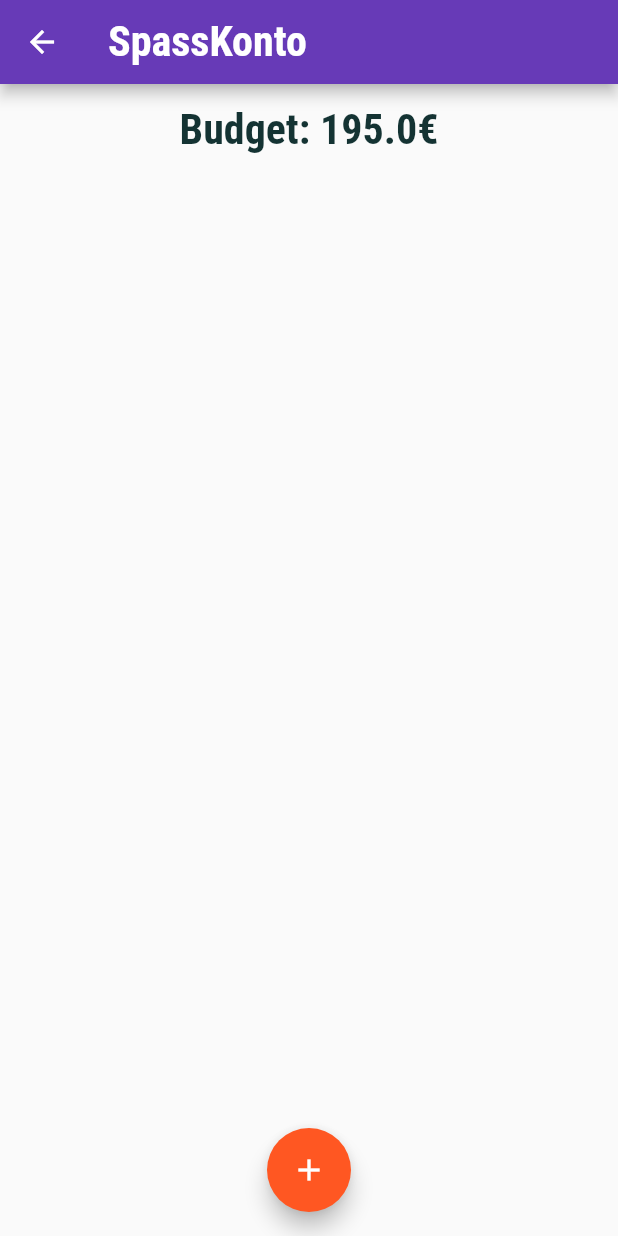
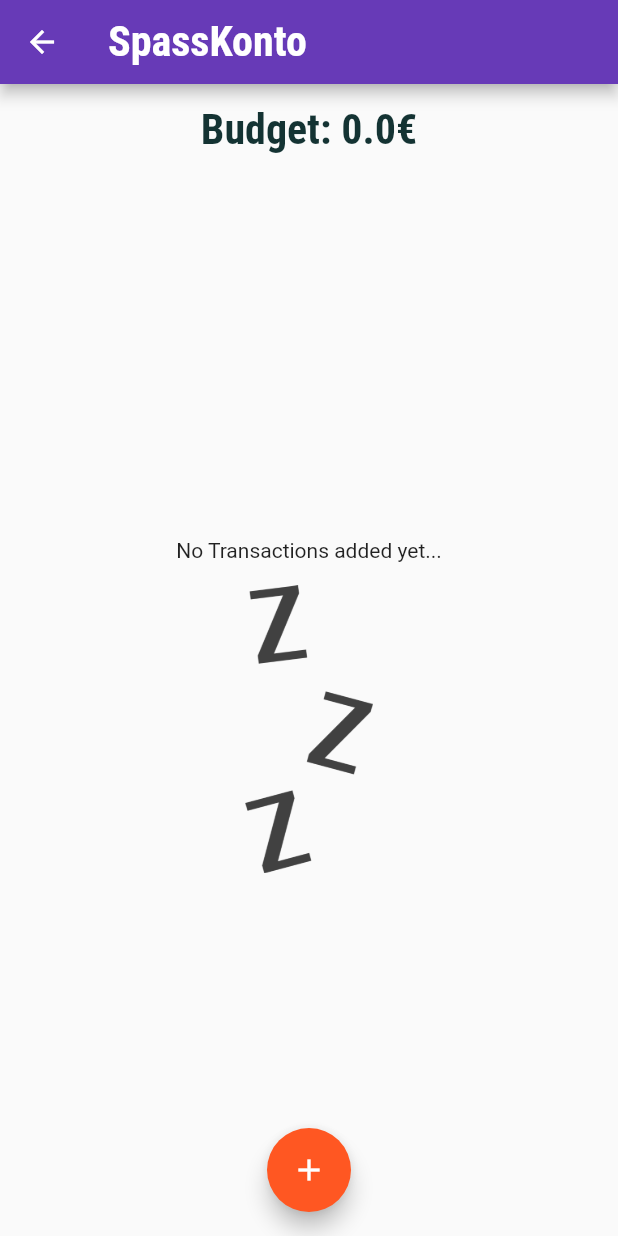
Before and after one commit to ThreeLakeGames/finance-manager, a Flutter app: the screen it shows after launch, after a tap on "SpassKonto", on a phone screen of 412 x 824 dp. Run offline on Flutter 3.47's test engine with Material 2 defaults, Android fonts, the phone set to English and light mode, and no system bars; our stand-ins replace shared_preferences.

Commit message:
No Transaction Image

```diff
--- a/lib/provider/account_list_data.dart
+++ b/lib/provider/account_list_data.dart
@@ -6,17 +6,17 @@ import 'package:shared_preferences/shared_preferences.dart';
 class AccountListData with ChangeNotifier {
   List<AccountItemData> _accountList = [
     AccountItemData(
-      currentCash: 195,
+      currentCash: 0,
       id: "1",
       title: "SpassKonto",
     ),
     AccountItemData(
-      currentCash: 225,
+      currentCash: 0,
       id: "2",
       title: "Essen-Konto",
     ),
     AccountItemData(
-      currentCash: 395,
+      currentCash: 0,
       id: "3",
       title: "Anfallendes",
     ),
--- a/lib/screens/account_detail_screen.dart
+++ b/lib/screens/account_detail_screen.dart
@@ -121,12 +121,29 @@ class _AccountDetailScreenState extends State<AccountDetailScreen> {
             ),
             Container(
               height: constrainsts.maxHeight * 0.92,
-              child: ListView.builder(
-                itemCount: accountData.transactions.length,
-                itemBuilder: (ctx, i) {
-                  return buildTransactionTile(accountData, i);
-                },
-              ),
+              child: accountData.transactions.isEmpty
+                  ? Column(
+                      mainAxisAlignment: MainAxisAlignment.center,
+                      children: [
+                        Text("No Transactions added yet..."),
+                        SizedBox(
+                          height: 15,
+                        ),
+                        Container(
+                          height: constrainsts.maxHeight * 0.25,
+                          child: Image.asset(
+                            "assets/images/waiting.png",
+                            fit: BoxFit.cover,
+                          ),
+                        )
+                      ],
+                    )
+                  : ListView.builder(
+                      itemCount: accountData.transactions.length,
+                      itemBuilder: (ctx, i) {
+                        return buildTransactionTile(accountData, i);
+                      },
+                    ),
             )
           ],
         ),
--- a/pubspec.yaml
+++ b/pubspec.yaml
@@ -49,8 +49,8 @@ flutter:
   uses-material-design: true
 
   # To add assets to your application, add an assets section, like this:
-  # assets:
-  #   - images/a_dot_burr.jpeg
+  assets:
+    - assets/images/waiting.png
   #   - images/a_dot_ham.jpeg
 
   # An image asset can refer to one or more resolution-specific "variants", see
```
Also changed, not shown: assets/images/waiting.png (added).
